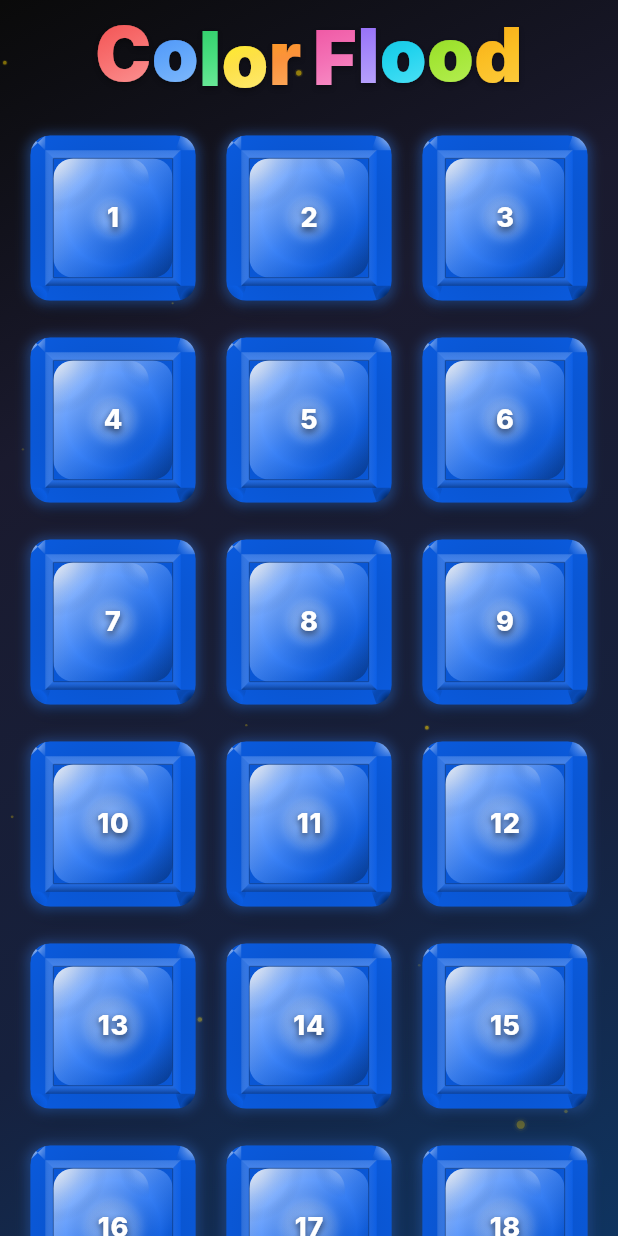
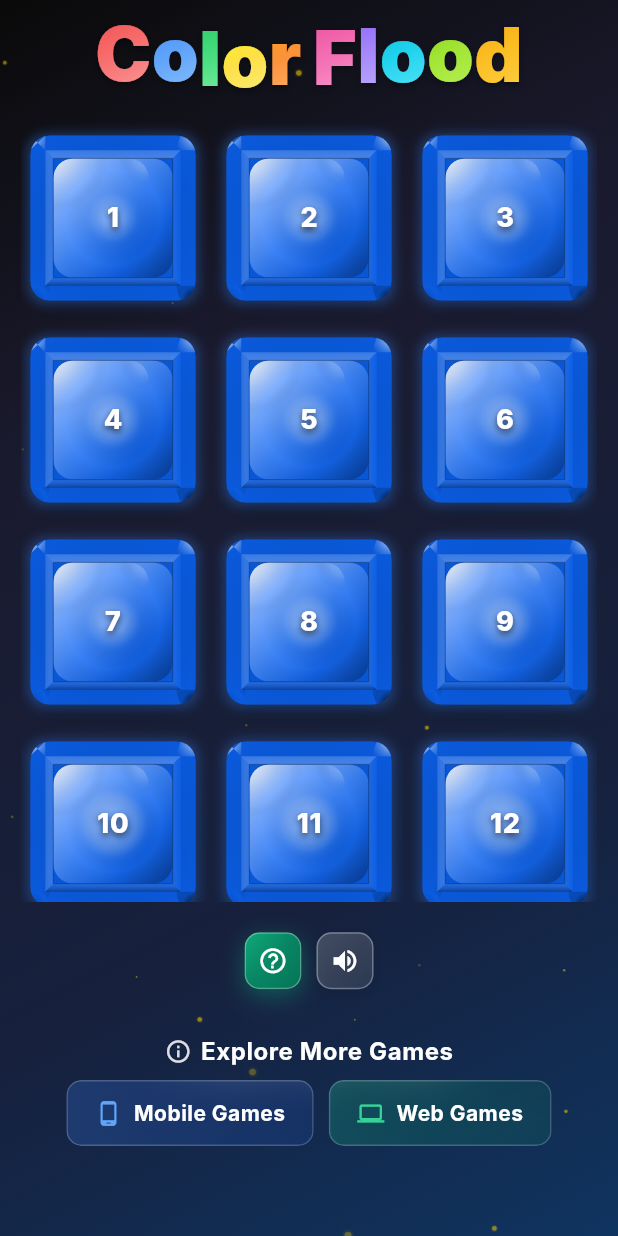
Before and after one commit to AgendeasSolution/color-flood, a Flutter app: the screen it shows after launch, on a phone screen of 412 x 824 dp. Run offline on Flutter 3.47's test engine with Material 3 defaults, Android fonts, the phone set to English and light mode, and no system bars; our stand-ins replace audioplayers, connectivity_plus, firebase_core, google_mobile_ads, package_info_plus, shared_preferences; missing offline and left inert: onesignal_flutter; accounts and stored records are empty; network calls fail; Roboto replaces fonts that are missing (Inter).

Commit message:
Refactor LevelSelectionGrid and HomePage layout for improved scrolling and responsiveness
- Changed LevelSelectionGrid to use max mainAxisSize for better layout flexibility.
- Updated GridView to be scrollable within an Expanded widget, enhancing user experience.
- Adjusted HomePage layout to accommodate the new LevelSelectionGrid structure, ensuring a cohesive design and improved responsiveness across devices.

```diff
--- a/lib/components/level_selection_grid.dart
+++ b/lib/components/level_selection_grid.dart
@@ -34,7 +34,7 @@ class LevelSelectionGrid extends StatelessWidget {
 
     return Column(
       crossAxisAlignment: CrossAxisAlignment.start,
-      mainAxisSize: MainAxisSize.min,
+      mainAxisSize: MainAxisSize.max,
       children: [
         // Custom Header or Default Title
         customHeader ?? Text(
@@ -70,10 +70,10 @@ class LevelSelectionGrid extends StatelessWidget {
                 ),
         ),
 
-        // Level Grid - 3D Gem Layout with overall page scrolling
-        GridView.builder(
-          physics: const NeverScrollableScrollPhysics(),
-          shrinkWrap: true,
+        // Level Grid - 3D Gem Layout with scrollable grid area only
+        Expanded(
+          child: GridView.builder(
+            physics: const BouncingScrollPhysics(),
             padding: EdgeInsets.symmetric(
               vertical: ResponsiveUtils.getResponsiveSpacing(
                 context,
@@ -95,6 +95,7 @@ class LevelSelectionGrid extends StatelessWidget {
               final status = levelStatuses[level] ?? LevelStatus.locked;
               return _buildHexagonalLevelButton(context, level, status);
             },
+          ),
         ),
       ],
     );
--- a/lib/pages/home_page.dart
+++ b/lib/pages/home_page.dart
@@ -431,8 +431,6 @@ class _HomePageState extends State<HomePage> with TickerProviderStateMixin {
           SafeArea(
             child: FadeTransition(
               opacity: _fadeAnimation,
-              child: SingleChildScrollView(
-                physics: const BouncingScrollPhysics(),
               child: Padding(
                 padding: EdgeInsets.fromLTRB(
                   horizontalPadding,
@@ -454,12 +452,14 @@ class _HomePageState extends State<HomePage> with TickerProviderStateMixin {
                       tablet: 6,
                     )),
 
-                      // Level Selection Grid
-                      LevelSelectionGrid(
+                    // Level Selection Grid - Scrollable area only
+                    Expanded(
+                      child: LevelSelectionGrid(
                         onLevelSelected: _onLevelSelected,
                         levelStatuses: _levelStatuses,
                         customHeader: _buildLevelSectionHeader(),
                         compactTopSpacing: true,
+                      ),
                     ),
 
                     SizedBox(height: buttonSpacing * 2),
@@ -525,9 +525,9 @@ class _HomePageState extends State<HomePage> with TickerProviderStateMixin {
                       ],
                     ),
 
-                      SizedBox(height: bottomSpacing + 60),
+                    // Add bottom padding to account for ad banner (90px height)
+                    SizedBox(height: 30 + bottomSpacing),
                   ],
-                  ),
                 ),
               ),
             ),
```
Also changed, not shown: 1 other file. Lines whose indentation alone changed are shown as unchanged.
